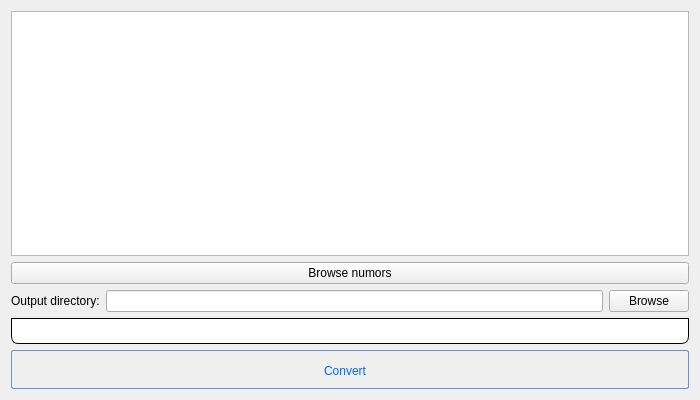
Old version of the form apps/nsxqt/ui/DialogHDF5Converter.ui in the repository k61n/openhkl.
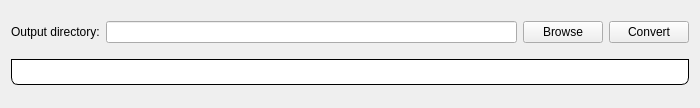
New version of the form.

Diff of the .ui file:
```diff
--- a/apps/nsxqt/ui/DialogHDF5Converter.ui
+++ b/apps/nsxqt/ui/DialogHDF5Converter.ui
@@ -7,7 +7,7 @@
     <x>0</x>
     <y>0</y>
     <width>700</width>
-    <height>400</height>
+    <height>108</height>
    </rect>
   </property>
   <property name="sizePolicy">
@@ -20,30 +20,6 @@
    <string>HDF5 converter</string>
   </property>
   <layout class="QVBoxLayout" name="verticalLayout">
-   <item>
-    <layout class="QVBoxLayout" name="verticalLayout_2">
-     <item>
-      <widget class="QListWidget" name="numors">
-       <property name="editTriggers">
-        <set>QAbstractItemView::NoEditTriggers</set>
-       </property>
-       <property name="sortingEnabled">
-        <bool>true</bool>
-       </property>
-      </widget>
-     </item>
-     <item>
-      <widget class="QPushButton" name="browseInputNumors">
-       <property name="text">
-        <string>Browse numors</string>
-       </property>
-       <property name="autoDefault">
-        <bool>false</bool>
-       </property>
-      </widget>
-     </item>
-    </layout>
-   </item>
    <item>
     <layout class="QHBoxLayout" name="horizontalLayout">
      <item>
@@ -70,14 +46,25 @@
        </property>
       </widget>
      </item>
+     <item>
+      <widget class="QPushButton" name="convert">
+       <property name="styleSheet">
+        <string notr="true"/>
+       </property>
+       <property name="text">
+        <string>Convert</string>
+       </property>
+       <property name="autoDefault">
+        <bool>false</bool>
+       </property>
+      </widget>
+     </item>
     </layout>
    </item>
    <item>
-    <layout class="QHBoxLayout" name="horizontalLayout_2">
-     <item>
-      <widget class="QProgressBar" name="progressBar_conversion">
-       <property name="styleSheet">
-        <string notr="true">QProgressBar {
+    <widget class="QProgressBar" name="progressBar_conversion">
+     <property name="styleSheet">
+      <string notr="true">QProgressBar {
                                          border: 1px solid black;
                                          text-align: center;
 											  color: white;
@@ -99,67 +86,11 @@
                                          border-bottom-left-radius: 7px;
                                          border: 1px solid black;
                                          }</string>
-       </property>
-       <property name="value">
-        <number>0</number>
-       </property>
-      </widget>
-     </item>
-    </layout>
-   </item>
-   <item>
-    <layout class="QHBoxLayout" name="horizontalLayout_3">
-     <item>
-      <widget class="QPushButton" name="convert">
-       <property name="styleSheet">
-        <string notr="true">QPushButton:hover{
-        background: qlineargradient(x1 : 0, y1 : 0, x2 : 0, y2 :   1, stop :   0.0 #ffd9aa,
-                stop :   0.5 #ffbb6e, stop :   0.55 #feae42, stop :   1.0 #fedb74);
-}
-
-QPushButton {
-        border: 1px solid #6593cf;
-        border-radius: 2px;
-        padding: 5px 15px 2px 5px;
-        background: qlineargradient(x1 : 0, y1 : 0, x2 : 0, y2 :   1, stop :   0.0 #f5f9ff,
-                stop :   0.5 #c7dfff, stop :   0.55 #afd2ff, stop :   1.0 #c0dbff);
-        color: #006aff;
-        font: bold large &quot;Arial&quot;;
-        height: 30px;
-}
-
-
-
-
-QPushButton:pressed {
-        background: qlineargradient(x1 : 0, y1 : 0, x2 : 0, y2 :   1, stop :   0.0 #c0dbff,
-        stop :   0.5 #cfd26f, stop :   0.55 #c7df6f, stop :   1.0 #f5f9ff);
-        padding-top: 2px;
-        padding-left: 3px;
-
-}
-
-
-QPushButton:on {
-        background: qlineargradient(x1 : 0, y1 : 0, x2 : 0, y2 :   1, stop :   0.0 #5AA72D,
-        stop :   0.5 #B3E296, stop :   0.55 #B3E296, stop :   1.0 #f5f9ff);
-        padding-top: 2px;
-        padding-left: 3px;
-}
-
-QPushButton:disabled {
-        background: transparent #e5e9ee;
-        padding-top: 2px;        
-        padding-left: 3px;
-        color: black;
-}</string>
-       </property>
-       <property name="text">
-        <string>Convert</string>
-       </property>
-      </widget>
-     </item>
-    </layout>
+     </property>
+     <property name="value">
+      <number>0</number>
+     </property>
+    </widget>
    </item>
   </layout>
  </widget>
```
